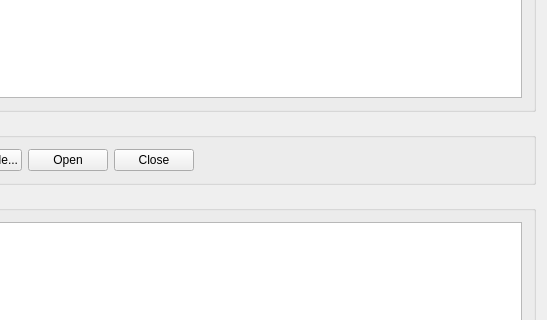
Old version of the form CmtiQtDemo/CmtiQtDemoDialog.ui in the repository cztek/CmtiSdkDemo; both pictures show x 111 to 658 and y 137 to 457 of the 658 by 562 pixel window.
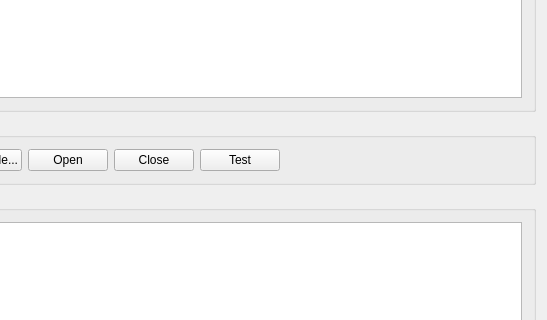
New version of the form.

```diff
--- a/CmtiQtDemo/CmtiQtDemoDialog.ui
+++ b/CmtiQtDemo/CmtiQtDemoDialog.ui
@@ -118,6 +118,13 @@
           </property>
          </widget>
         </item>
+        <item>
+         <widget class="QPushButton" name="btnTest">
+          <property name="text">
+           <string>Test</string>
+          </property>
+         </widget>
+        </item>
         <item>
          <spacer name="horizontalSpacer_2">
           <property name="orientation">
```
